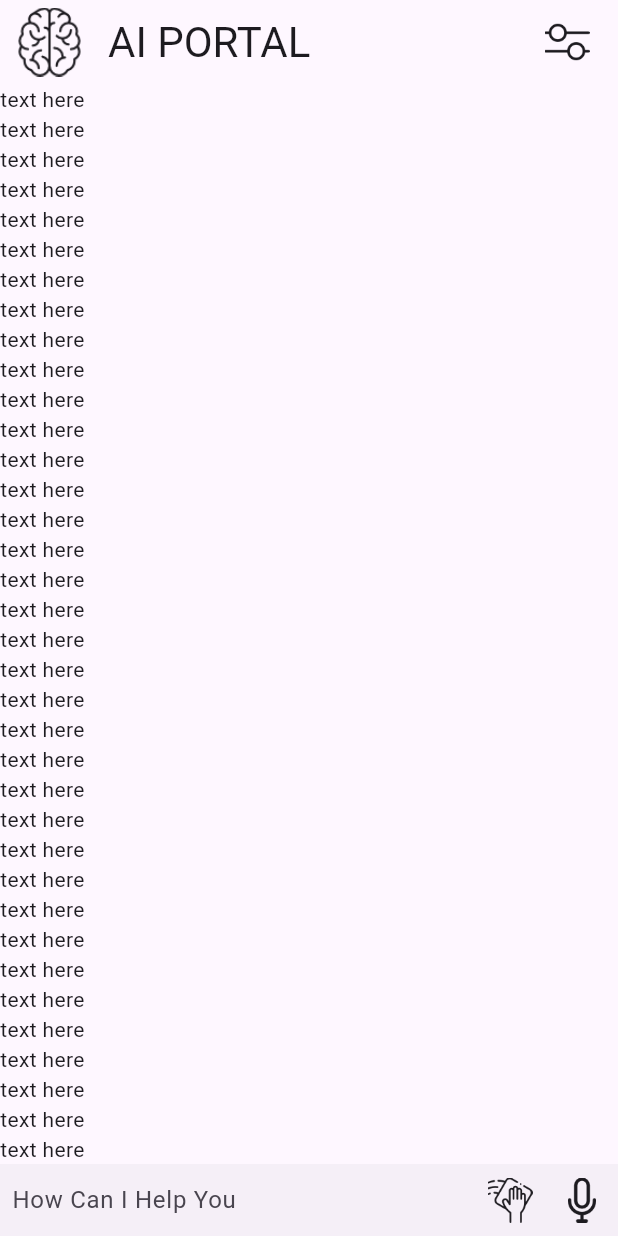
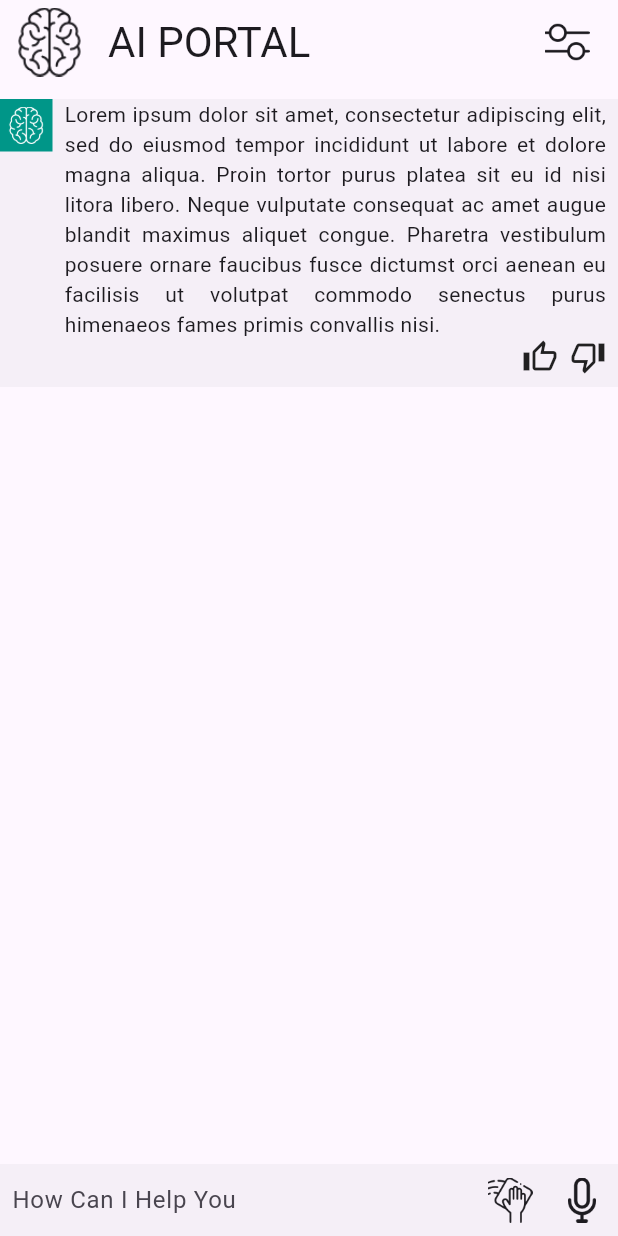
Before and after one commit to navodRathnayake/AI-Portal---Flutter-ChatGPT-Combin-HOLD, a Flutter app: the screen it shows after launch, on a phone screen of 412 x 824 dp. Run offline on Flutter 3.47's test engine with Material 2 defaults, Android fonts, the phone set to English and light mode, and no system bars; our stand-ins replace bloc, equatable, flutter_bloc.

Commit message:
designed the UI part of the messaging

```diff
--- a/lib/Logic/GPT/Bloc/gpt_state.dart
+++ b/lib/Logic/GPT/Bloc/gpt_state.dart
@@ -1,4 +1,6 @@
 part of 'gpt_bloc.dart';
+
+enum MessageSource { user, app }
 
 abstract class GptState extends Equatable {
   const GptState();
--- /dev/null
+++ b/lib/Logic/GPT/Widget/messages_layout.dart
@@ -0,0 +1,45 @@
+library messages_layout;
+
+import 'package:chatgpt/Logic/GPT/Bloc/gpt_bloc.dart';
+import 'package:chatgpt/Logic/GPT/Widget/src/app_message_content.dart';
+import 'package:chatgpt/Logic/GPT/Widget/src/app_message_feedbacks.dart';
+import 'package:flutter/material.dart';
+
+import 'src/app_message_source_profile.dart';
+
+class MessagesLayout extends StatelessWidget {
+  final Color backgroundColor;
+  final MessageSource source;
+  final String content;
+  final bool? feedback;
+
+  const MessagesLayout({
+    super.key,
+    required this.backgroundColor,
+    required this.source,
+    required this.content,
+    required this.feedback,
+  });
+
+  @override
+  Widget build(BuildContext context) {
+    return Container(
+      width: double.maxFinite,
+      decoration: BoxDecoration(
+        color: Theme.of(context).colorScheme.onInverseSurface,
+      ),
+      child: Column(
+        children: [
+          Row(
+            crossAxisAlignment: CrossAxisAlignment.start,
+            children: [
+              const AppMessageSourceProfile(),
+              AppMessageContent(content: content),
+            ],
+          ),
+          const AppMessageFeedbacks(),
+        ],
+      ),
+    );
+  }
+}
--- /dev/null
+++ b/lib/Logic/GPT/Widget/src/app_message_content.dart
@@ -0,0 +1,21 @@
+library app_message_content;
+
+import 'package:flutter/material.dart';
+
+class AppMessageContent extends StatelessWidget {
+  final String content;
+  const AppMessageContent({super.key, required this.content});
+
+  @override
+  Widget build(BuildContext context) {
+    return Expanded(
+      child: Padding(
+        padding: const EdgeInsets.symmetric(horizontal: 8.0),
+        child: Text(
+          content,
+          textAlign: TextAlign.justify,
+        ),
+      ),
+    );
+  }
+}
--- /dev/null
+++ b/lib/Logic/GPT/Widget/src/app_message_feedbacks.dart
@@ -0,0 +1,26 @@
+library app_message_feedbacks;
+
+import 'package:flutter/material.dart';
+
+class AppMessageFeedbacks extends StatelessWidget {
+  const AppMessageFeedbacks({super.key});
+
+  @override
+  Widget build(BuildContext context) {
+    return Padding(
+      padding: const EdgeInsets.only(bottom: 8.0, left: 8.0, right: 8.0),
+      child: Row(
+        mainAxisAlignment: MainAxisAlignment.end,
+        children: const [
+          Icon(
+            Icons.thumb_up_alt_outlined,
+          ),
+          SizedBox(
+            width: 8.0,
+          ),
+          Icon(Icons.thumb_down_off_alt_outlined)
+        ],
+      ),
+    );
+  }
+}
--- /dev/null
+++ b/lib/Logic/GPT/Widget/src/app_message_source_profile.dart
@@ -0,0 +1,22 @@
+library app_message_source_profile;
+
+import 'package:flutter/material.dart';
+
+class AppMessageSourceProfile extends StatelessWidget {
+  const AppMessageSourceProfile({super.key});
+
+  @override
+  Widget build(BuildContext context) {
+    return Container(
+      width: 35,
+      color: Colors.teal,
+      child: Padding(
+        padding: const EdgeInsets.all(5.0),
+        child: Image.asset(
+          'Assets/Icons/brain.png',
+          color: Colors.white,
+        ),
+      ),
+    );
+  }
+}
--- a/lib/Logic/GPT/view/gpt_activity.dart
+++ b/lib/Logic/GPT/view/gpt_activity.dart
@@ -1,7 +1,9 @@
 library gpt_activity;
 
+import 'package:chatgpt/Logic/GPT/Bloc/gpt_bloc.dart';
 import 'package:flutter/material.dart';
 import '../Widget/custom_settings_icon.dart';
+import '../Widget/messages_layout.dart';
 import '../Widget/popup_settings_menu.dart';
 
 class GPTActivity extends StatelessWidget {
@@ -32,11 +34,20 @@ class GPTActivity extends StatelessWidget {
         body: SafeArea(
           child: Column(
             children: [
+              const SizedBox(
+                height: 10,
+              ),
               Expanded(
                 child: ListView.builder(
-                  itemCount: 1000,
+                  itemCount: 1,
                   itemBuilder: (context, index) {
-                    return Text('text here');
+                    return MessagesLayout(
+                      backgroundColor: Theme.of(context).colorScheme.background,
+                      content:
+                          'Lorem ipsum dolor sit amet, consectetur adipiscing elit, sed do eiusmod tempor incididunt ut labore et dolore magna aliqua. Proin tortor purus platea sit eu id nisi litora libero. Neque vulputate consequat ac amet augue blandit maximus aliquet congue. Pharetra vestibulum posuere ornare faucibus fusce dictumst orci aenean eu facilisis ut volutpat commodo senectus purus himenaeos fames primis convallis nisi.',
+                      feedback: false,
+                      source: MessageSource.app,
+                    );
                   },
                 ),
               ),
```
Also changed, not shown: Assets/Icons/man.png (added).
